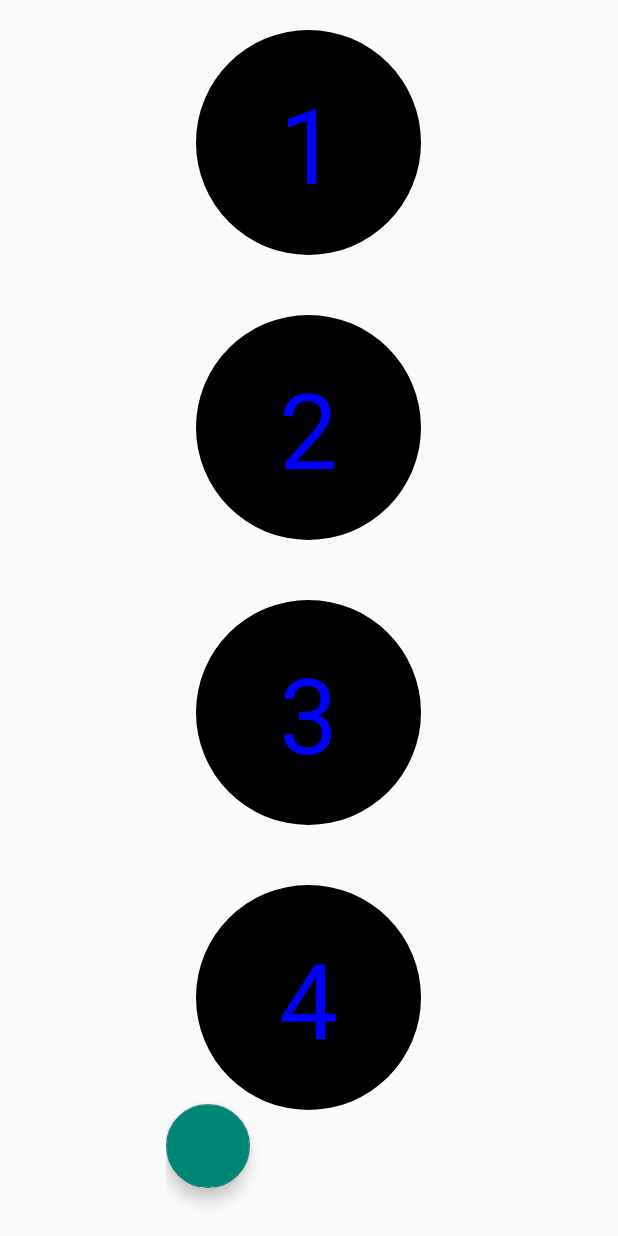
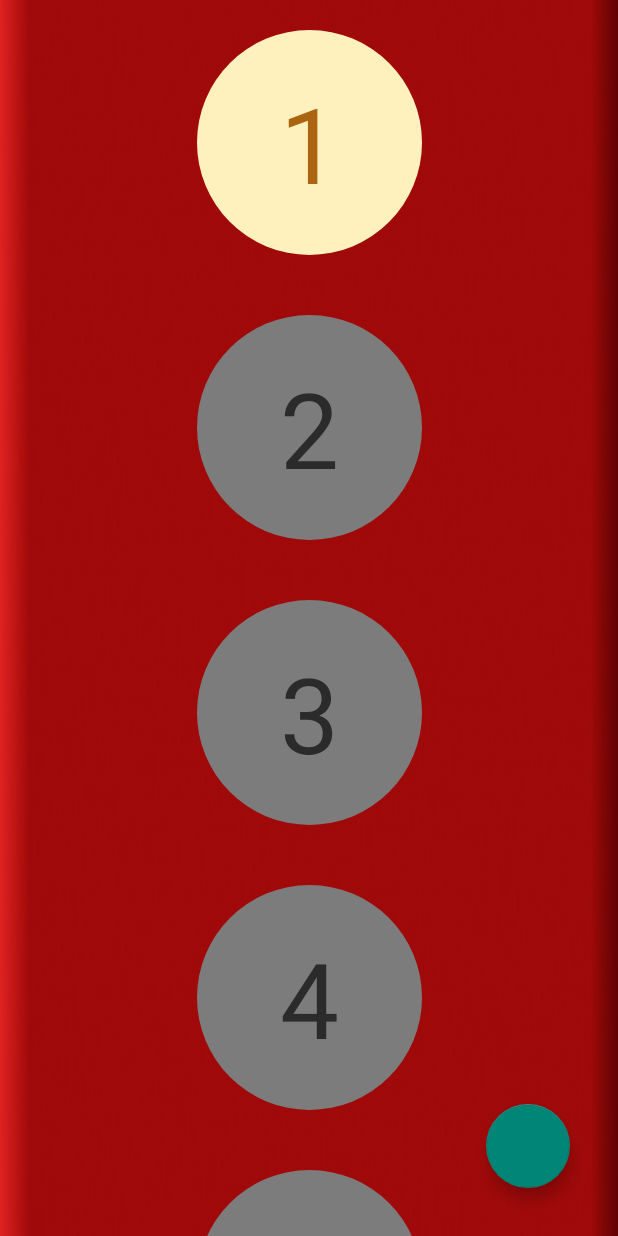
Before and after one commit to FerEspinosa/ABC9, an Android app: the screen it shows after launch (LevelMapActivity), after a tap on "¡Jugar!", on a phone screen of 412 x 824 dp. Run offline under Robolectric (Android 15) with nearby library versions, the phone set to English and light mode, and no system bars; our stand-ins replace Dagger/Hilt's generated code.

Commit message:
Some graphic changes on LevelMap and some big fixes (hide navigation and status bars, disable back press)

```diff
--- a/ABC9/app/src/main/AndroidManifest.xml
+++ b/ABC9/app/src/main/AndroidManifest.xml
@@ -12,7 +12,8 @@
         android:theme="@style/Theme.AppCompat.Light.NoActionBar">
         <activity
             android:name=".LevelMapActivity"
-            android:exported="false" />
+            android:exported="false"
+            android:screenOrientation="portrait"/>
         <activity
             android:name=".EditWordsActivity"
             android:exported="false"
--- a/ABC9/app/src/main/java/com/latorreencantada/abc9/Home/HomeActivity.java
+++ b/ABC9/app/src/main/java/com/latorreencantada/abc9/Home/HomeActivity.java
@@ -5,6 +5,7 @@ import androidx.appcompat.widget.SwitchCompat;
 
 import android.content.Context;
 import android.content.Intent;
+import android.content.SharedPreferences;
 import android.graphics.Typeface;
 import android.os.Bundle;
 import android.view.View;
@@ -40,6 +41,8 @@ public class HomeActivity extends AppCompatActivity implements HomeMVP.View {
         super.onCreate(savedInstanceState);
         setContentView(R.layout.activity_home);
 
+        HideBars();
+
         ((App) getApplication()).getComponent().injectHome(this);
 
         presenter.SetView(this);
@@ -49,7 +52,21 @@ public class HomeActivity extends AppCompatActivity implements HomeMVP.View {
 
     }
 
+    private void HideBars() {
+        getWindow().getDecorView().setSystemUiVisibility(
+                View.SYSTEM_UI_FLAG_HIDE_NAVIGATION|
+                        View.SYSTEM_UI_FLAG_FULLSCREEN|
+                        View.SYSTEM_UI_FLAG_IMMERSIVE_STICKY);
+    }
+
     private void configView() {
+
+        /* RESET Highest Unlocked Level:
+        SharedPreferences sharedPreferences = getSharedPreferences("SharedPrefs", MODE_PRIVATE);
+        SharedPreferences.Editor editor = sharedPreferences.edit();
+        editor.putInt("HighestUnlockedLevel", 0);
+        editor.apply();
+        */
 
         String fuente1 = "fuentes/supersonic.ttf";
         Typeface supersonic = Typeface.createFromAsset(getAssets(), fuente1);
@@ -86,8 +103,6 @@ public class HomeActivity extends AppCompatActivity implements HomeMVP.View {
             presenter.SoundSwitched(b);
         });
 
-        /////////////////////////////////////////////////////////////////////////////////////////////////////////////////////////////////////////////////////
-
         tv_caps_mode = findViewById(R.id.txt_modo_mayuminu);
 
         presenter.SetInitialCapsMode();
@@ -100,7 +115,6 @@ public class HomeActivity extends AppCompatActivity implements HomeMVP.View {
             presenter.BtMayuscPressed();
         });
 
-        ////////////////////////////////////////////////////////////////////////////////////////////////////////////////////////////////////////////////////////
     }
 
     @Override
@@ -120,7 +134,6 @@ public class HomeActivity extends AppCompatActivity implements HomeMVP.View {
         bt_mayuminusc_random.setBackgroundResource(R.color.button_red);
         tv_caps_mode.setText(R.string.mode_capslock_on);
     }
-
 
     @Override
     public void GoToLevel() {
@@ -143,25 +156,16 @@ public class HomeActivity extends AppCompatActivity implements HomeMVP.View {
         bt_opciones.setBackgroundResource(R.color.light_grey);
     }
 
-
-
     @Override
     public Context GetContext() {
         return this;
     }
 
-
-
-
     @Override
     protected void onResume() {
         super.onResume();
         presenter.SetView(this);
-
-        getWindow().getDecorView().setSystemUiVisibility(
-                View.SYSTEM_UI_FLAG_HIDE_NAVIGATION|
-                        View.SYSTEM_UI_FLAG_FULLSCREEN|
-                        View.SYSTEM_UI_FLAG_IMMERSIVE_STICKY);
+        HideBars();
     }
 
     @Override
--- a/ABC9/app/src/main/java/com/latorreencantada/abc9/LevelAdapter.java
+++ b/ABC9/app/src/main/java/com/latorreencantada/abc9/LevelAdapter.java
@@ -1,6 +1,7 @@
 package com.latorreencantada.abc9;
 
 import android.content.Context;
+import android.content.SharedPreferences;
 import android.graphics.Color;
 import android.view.LayoutInflater;
 import android.view.View;
@@ -39,14 +40,22 @@ public class LevelAdapter extends RecyclerView.Adapter<LevelAdapter.CustomViewHo
     public void onBindViewHolder(@NonNull CustomViewHolder holder, int position) {
 
         holder.levelName.setText(levels.get(position).getLevel_num());
-        /*
-        if (!levels.get(position).isChecked()){
-            holder.levelImage.setBackgroundColor(Color.parseColor("#454545"));
-            holder.levelName.setTextColor(Color.parseColor("#000000"));
+
+        // obtener el máx nivel desbloqueado
+        SharedPreferences sharedPreferences = context.getSharedPreferences("SharedPrefs", Context.MODE_PRIVATE);
+        int highestUnlockedLevel = sharedPreferences.getInt("HighestUnlockedLevel",0);
+
+        if (position<=highestUnlockedLevel){
+            // dar formato a nivel no seleccionado y desbloqueado
+            holder.itemView.setClickable(true);
+            holder.levelImage.setBackgroundColor(Color.parseColor("#FFF1BE"));
+            holder.levelName.setTextColor(Color.parseColor("#AB6410"));
         } else {
-            holder.levelImage.setBackgroundColor(Color.BLACK);
-            holder.levelName.setTextColor(Color.BLUE);
-        }*/
+            // dar formato a nivel no seleccionado y bloqueado
+            holder.itemView.setClickable(false);
+            holder.levelImage.setBackgroundColor(Color.parseColor("#7c7c7c"));
+            holder.levelName.setTextColor(Color.parseColor("#2B2B2B"));
+        }
 
         holder.setLevelClickListener(new LevelClickListener() {
             @Override
@@ -62,11 +71,25 @@ public class LevelAdapter extends RecyclerView.Adapter<LevelAdapter.CustomViewHo
         });
 
         if (row_index==position){
-            holder.levelImage.setBackgroundColor(Color.parseColor("#454545"));
-            holder.levelName.setTextColor(Color.parseColor("#000000"));
+            // dar formato al nivel seleccionado:
+            holder.itemView.setScaleX(1.25f);
+            holder.itemView.setScaleY(1.25f);
+            holder.levelImage.setBackgroundColor(Color.parseColor("#E4B81C"));
+            holder.levelName.setTextColor(Color.parseColor("#AB6410"));
         } else {
-            holder.levelImage.setBackgroundColor(Color.BLACK);
-            holder.levelName.setTextColor(Color.BLUE);
+
+            // dar formato a nivel no seleccionado y desbloqueado
+            if (position <= highestUnlockedLevel){
+                holder.itemView.setScaleX(1);
+                holder.itemView.setScaleY(1);
+                holder.levelImage.setBackgroundColor(Color.parseColor("#FFF1BE"));
+                holder.levelName.setTextColor(Color.parseColor("#AB6410"));
+            } else {
+                // dar formato a nivel no seleccionado y bloqueado
+                holder.levelImage.setBackgroundColor(Color.parseColor("#7c7c7c"));
+                holder.levelName.setTextColor(Color.parseColor("#2B2B2B"));
+            }
+
         }
     }
 
--- a/ABC9/app/src/main/java/com/latorreencantada/abc9/LevelMapActivity.java
+++ b/ABC9/app/src/main/java/com/latorreencantada/abc9/LevelMapActivity.java
@@ -65,4 +65,17 @@ public class LevelMapActivity extends AppCompatActivity {
         LevelAdapter adapter = new LevelAdapter(levels, this);
         list_item.setAdapter(adapter);
     }
+
+    @Override
+    protected void onResume() {
+        super.onResume();
+        getWindow().getDecorView().setSystemUiVisibility(
+            View.SYSTEM_UI_FLAG_HIDE_NAVIGATION|
+            View.SYSTEM_UI_FLAG_FULLSCREEN|
+            View.SYSTEM_UI_FLAG_IMMERSIVE_STICKY);
+    }
+
+    @Override
+    public void onBackPressed() {
+    }
 }
--- a/ABC9/app/src/main/java/com/latorreencantada/abc9/Nivel/NivelActivity.java
+++ b/ABC9/app/src/main/java/com/latorreencantada/abc9/Nivel/NivelActivity.java
@@ -13,6 +13,7 @@ import android.widget.Button;
 import android.widget.FrameLayout;
 import android.widget.ImageView;
 import android.widget.TextView;
+import android.widget.Toast;
 
 import com.latorreencantada.abc9.Global;
 import com.latorreencantada.abc9.Home.HomeActivity;
@@ -242,6 +243,11 @@ public class NivelActivity extends AppCompatActivity implements NivelActivityMVP
     }
 
     @Override
+    public void ShowMsg(String msg) {
+        Toast.makeText(this, msg, Toast.LENGTH_SHORT).show();
+    }
+
+    @Override
     public void SetMainImage(String nombreDeImagen) {
         int id = getApplicationContext()
                 .getResources()
--- a/ABC9/app/src/main/java/com/latorreencantada/abc9/Nivel/NivelActivityMVP.java
+++ b/ABC9/app/src/main/java/com/latorreencantada/abc9/Nivel/NivelActivityMVP.java
@@ -36,6 +36,10 @@ interface View {
     int GetMusicPosition();
 
     void GoToLevelMapActivity();
+
+    // for quick manual testing
+    void ShowMsg(String msg);
+
 }
 
 interface Presenter {
@@ -66,6 +70,8 @@ interface Presenter {
 
 interface Model {
     ArrayList<Card> GetLevelWords(int level, Context context);
+    int GetHighestUnlockedLevel (Context context);
+    void SetHighestUnlockedLevel (Context context, int highestUnlockedLevel);
 }
 
 }
--- a/ABC9/app/src/main/java/com/latorreencantada/abc9/Nivel/NivelInterface.java
+++ b/ABC9/app/src/main/java/com/latorreencantada/abc9/Nivel/NivelInterface.java
@@ -7,4 +7,6 @@ public interface
 NivelInterface {
     String[][] getLevelWordsFromMemory(int playerLevel);
     Cursor getLevelWordsFromDb(int playerLevel, Context context);
+    int GetHighestUnlockedLevelFromSharedPref(Context context);
+    void SetHighestUnlockedLevelFromSharedPref(Context context, int highestUnlockedLevel);
 }
--- a/ABC9/app/src/main/res/layout/activity_home.xml
+++ b/ABC9/app/src/main/res/layout/activity_home.xml
@@ -1,5 +1,6 @@
 <?xml version="1.0" encoding="utf-8"?>
-<androidx.constraintlayout.widget.ConstraintLayout xmlns:android="http://schemas.android.com/apk/res/android"
+<androidx.constraintlayout.widget.ConstraintLayout
+    xmlns:android="http://schemas.android.com/apk/res/android"
     xmlns:app="http://schemas.android.com/apk/res-auto"
     xmlns:tools="http://schemas.android.com/tools"
     android:layout_width="match_parent"
--- a/ABC9/app/src/main/res/layout/activity_level_map.xml
+++ b/ABC9/app/src/main/res/layout/activity_level_map.xml
@@ -1,17 +1,19 @@
 <?xml version="1.0" encoding="utf-8"?>
-<androidx.constraintlayout.widget.ConstraintLayout xmlns:android="http://schemas.android.com/apk/res/android"
+<androidx.constraintlayout.widget.ConstraintLayout
+    xmlns:android="http://schemas.android.com/apk/res/android"
     xmlns:app="http://schemas.android.com/apk/res-auto"
     xmlns:tools="http://schemas.android.com/tools"
-    android:layout_width="wrap_content"
+    android:layout_width="match_parent"
     android:layout_height="match_parent"
-    android:layout_gravity="center"
-    tools:context=".LevelMapActivity">
+    tools:context=".LevelMapActivity"
+    android:background="@drawable/fondo">
 
     <androidx.recyclerview.widget.RecyclerView
         android:id="@+id/levels_recycler_view"
-        android:layout_width="match_parent"
+        android:layout_width="wrap_content"
         android:layout_height="match_parent"
-        android:layout_marginBottom="50dp"
+        android:paddingStart="50dp"
+        android:paddingEnd="50dp"
         app:layout_constraintBottom_toBottomOf="parent"
         app:layout_constraintEnd_toEndOf="parent"
         app:layout_constraintStart_toStartOf="parent"
@@ -22,8 +24,7 @@
         android:layout_width="wrap_content"
         android:layout_height="wrap_content"
         android:layout_marginBottom="32dp"
+        android:layout_marginEnd="32dp"
         app:layout_constraintBottom_toBottomOf="parent"
-        app:layout_constraintEnd_toEndOf="parent"
-        app:layout_constraintHorizontal_bias="0.0"
-        app:layout_constraintStart_toStartOf="parent" />
+        app:layout_constraintEnd_toEndOf="parent" />
 </androidx.constraintlayout.widget.ConstraintLayout>
--- a/ABC9/app/src/main/res/layout/level_item.xml
+++ b/ABC9/app/src/main/res/layout/level_item.xml
@@ -2,7 +2,7 @@
 <androidx.constraintlayout.widget.ConstraintLayout
     xmlns:android="http://schemas.android.com/apk/res/android"
     xmlns:app="http://schemas.android.com/apk/res-auto"
-    android:layout_width="wrap_content"
+    android:layout_width="match_parent"
     android:layout_height="wrap_content"
     android:layout_gravity="center">
 
```
Also changed, not shown: ABC9/app/src/main/java/com/latorreencantada/abc9/Nivel/NivelActivityModel.java (+12 -0 lines), ABC9/app/src/main/java/com/latorreencantada/abc9/Nivel/NivelActivityPresenter.java (+11 -2 lines), ABC9/app/src/main/java/com/latorreencantada/abc9/Nivel/NivelRepository.java (+17 -0 lines).
